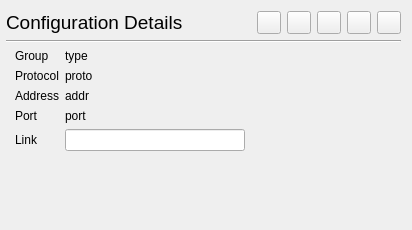
Old version of the form src/ui/widgets/ConnectionInfoWidget.ui in the repository Qv2ray/Qv2ray.
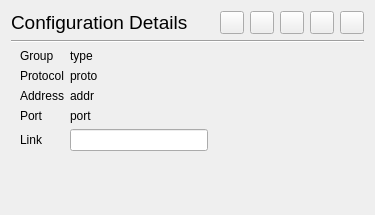
New version of the form. Icons and pictures are not drawn.

Diff of the .ui file:
```diff
--- a/src/ui/widgets/ConnectionInfoWidget.ui
+++ b/src/ui/widgets/ConnectionInfoWidget.ui
@@ -6,22 +6,16 @@
    <rect>
     <x>0</x>
     <y>0</y>
-    <width>412</width>
-    <height>230</height>
+    <width>375</width>
+    <height>215</height>
    </rect>
   </property>
   <property name="sizePolicy">
-   <sizepolicy hsizetype="Preferred" vsizetype="MinimumExpanding">
+   <sizepolicy hsizetype="MinimumExpanding" vsizetype="MinimumExpanding">
     <horstretch>0</horstretch>
     <verstretch>0</verstretch>
    </sizepolicy>
   </property>
-  <property name="minimumSize">
-   <size>
-    <width>412</width>
-    <height>230</height>
-   </size>
-  </property>
   <property name="mouseTracking">
    <bool>true</bool>
   </property>
@@ -29,9 +23,6 @@
    <string>Form</string>
   </property>
   <layout class="QVBoxLayout" name="verticalLayout">
-   <property name="leftMargin">
-    <number>6</number>
-   </property>
    <item>
     <layout class="QHBoxLayout" name="horizontalLayout_2">
      <item>
```
